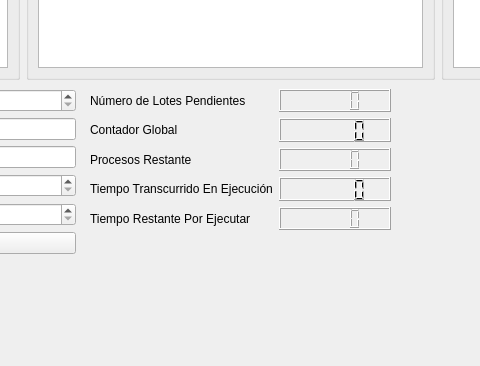
EdPeReg/SimuladorArchivoPorLotes, file ProcesamientoPorLotes/mainwindow.ui: the form before one commit; both pictures show x 400 to 880 and y 420 to 786 of the 1254 by 786 pixel window.
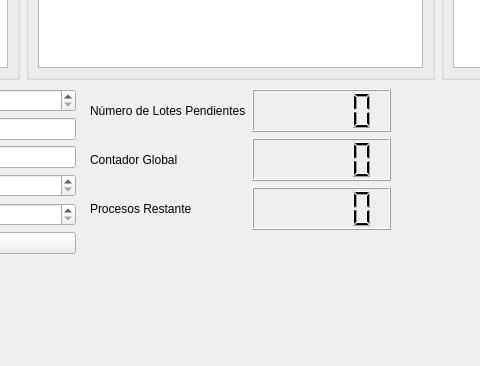
The form after the commit.

The edit to the form file:
```diff
--- a/ProcesamientoPorLotes/mainwindow.ui
+++ b/ProcesamientoPorLotes/mainwindow.ui
@@ -55,37 +55,9 @@
        </property>
       </widget>
      </item>
-     <item row="4" column="0">
-      <widget class="QLabel" name="lbl_TiempoRestante">
-       <property name="text">
-        <string>Tiempo Restante Por Ejecutar</string>
-       </property>
-      </widget>
-     </item>
      <item row="1" column="1">
       <widget class="QLCDNumber" name="lcd_ContGlobal"/>
      </item>
-     <item row="3" column="0">
-      <widget class="QLabel" name="lbl_TiempoTranscurrido">
-       <property name="text">
-        <string>Tiempo Transcurrido En Ejecución</string>
-       </property>
-      </widget>
-     </item>
-     <item row="3" column="1">
-      <widget class="QLCDNumber" name="lcd_TiempoTranscurrido">
-       <property name="intValue" stdset="0">
-        <number>0</number>
-       </property>
-      </widget>
-     </item>
-     <item row="4" column="1">
-      <widget class="QLCDNumber" name="lcd_TiempoRestante">
-       <property name="intValue" stdset="0">
-        <number>0</number>
-       </property>
-      </widget>
-     </item>
     </layout>
    </widget>
    <widget class="QWidget" name="layoutWidget">
```
Left out of the diff: 20 changed lines with no effect on the pictures.
